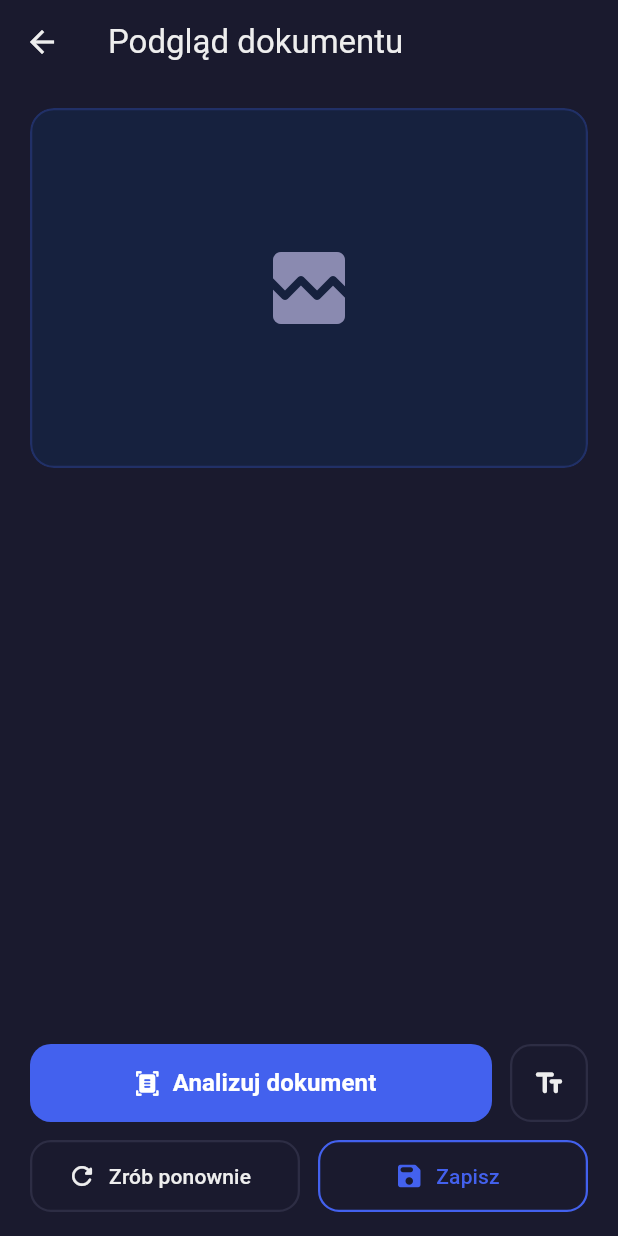
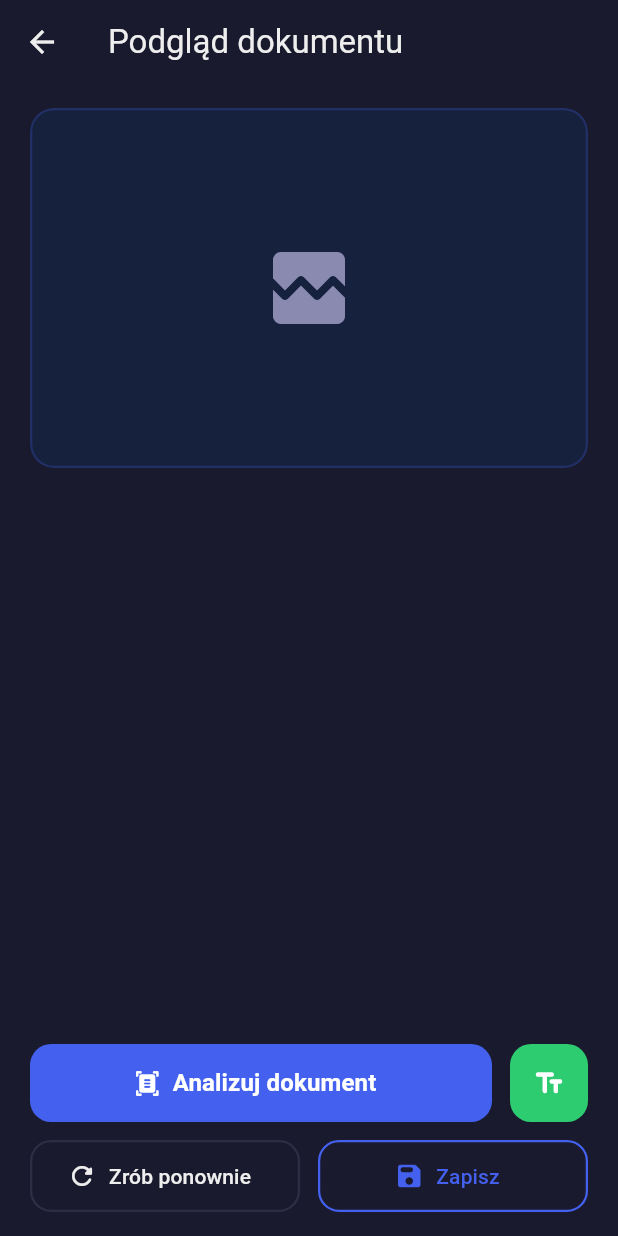
Before and after one commit to ma1991usz/sortvision, a Flutter app: the ResultScreen screen opened directly with empty values, on a phone screen of 412 x 824 dp. Run offline on Flutter 3.47's test engine with Material 3 defaults, Android fonts, the phone set to English and light mode, and no system bars; our stand-ins replace image_picker, pdf, share_plus; missing offline and left inert: flutter_pdfview, google_mlkit_document_scanner.

Commit message:
style: green ElevatedButton for OCR button in result_screen

```diff
--- a/lib/screens/result_screen.dart
+++ b/lib/screens/result_screen.dart
@@ -562,14 +562,16 @@ class _ResultScreenState extends State<ResultScreen> {
                         height: 52,
                         child: Tooltip(
                           message: 'Pełny tekst OCR',
-                          child: OutlinedButton(
-                            style: OutlinedButton.styleFrom(
-                              foregroundColor: _textPrimary,
-                              side: const BorderSide(
-                                  color: _accentGrey, width: 1.5),
+                          child: ElevatedButton(
+                            style: ElevatedButton.styleFrom(
+                              backgroundColor: _accentGreen,
+                              foregroundColor: Colors.white,
+                              disabledBackgroundColor:
+                                  _accentGreen.withAlpha(120),
                               shape: RoundedRectangleBorder(
                                   borderRadius: BorderRadius.circular(14)),
                               padding: EdgeInsets.zero,
+                              elevation: 0,
                             ),
                             onPressed:
                                 (_isLoading || _isOcrLoading) ? null : _runOcr,
@@ -578,10 +580,10 @@ class _ResultScreenState extends State<ResultScreen> {
                                     width: 18,
                                     height: 18,
                                     child: CircularProgressIndicator(
-                                        color: _accentBlue, strokeWidth: 2),
+                                        color: Colors.white, strokeWidth: 2),
                                   )
                                 : const Icon(Icons.text_fields_rounded,
-                                    size: 22),
+                                    color: Colors.white, size: 22),
                           ),
                         ),
                       ),
```
